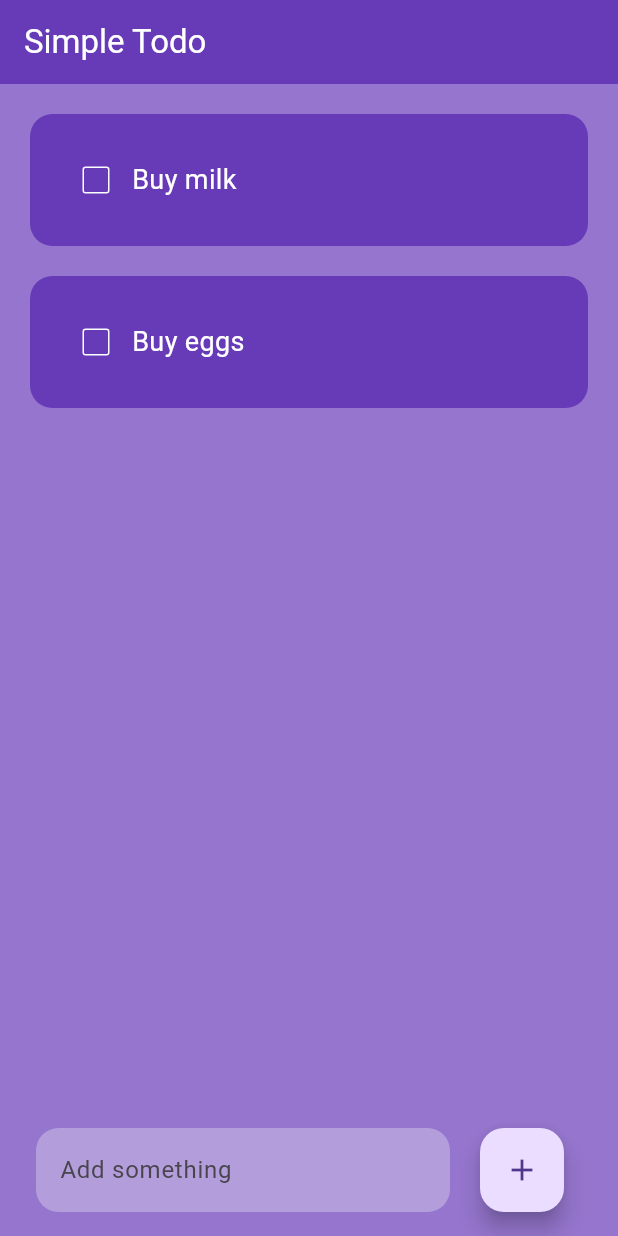
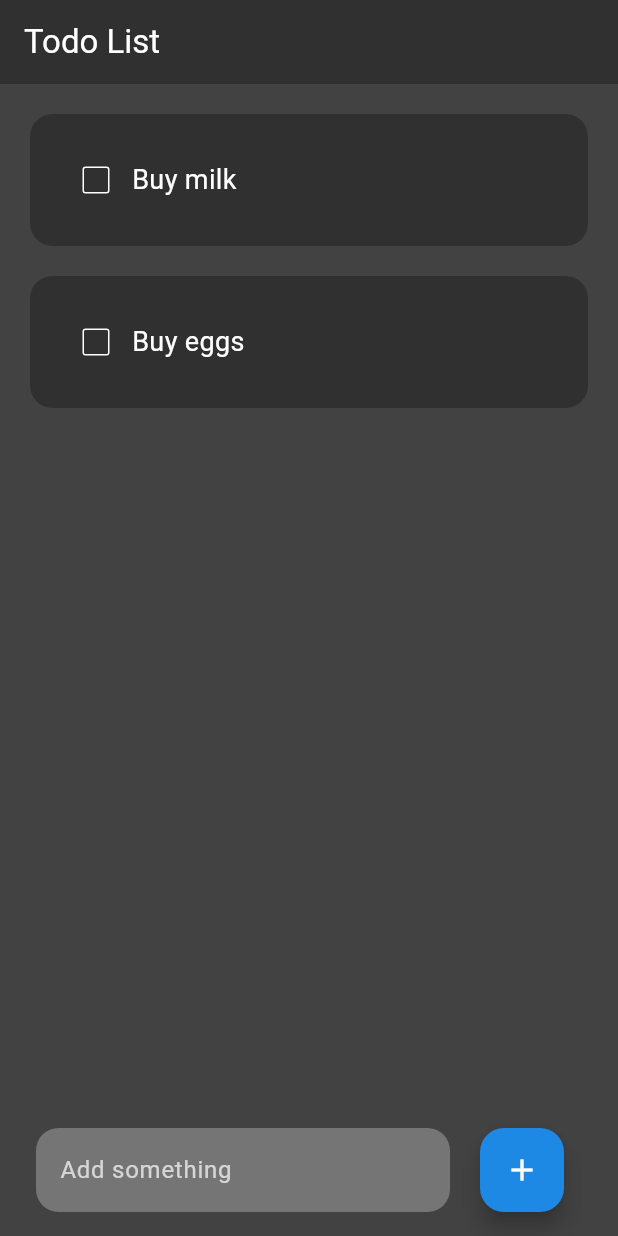
Before and after one commit to lukaswde/flutter-todo, a Flutter app: the screen it shows after launch, on a phone screen of 412 x 824 dp. Run offline on Flutter 3.47's test engine with Material 3 defaults, Android fonts, the light colour scheme and no system bars; drawn by our look-alikes of flutter_slidable.

Commit message:
Changed colors

```diff
--- a/lib/pages/home_page.dart
+++ b/lib/pages/home_page.dart
@@ -2,7 +2,7 @@ import 'package:flutter/material.dart';
 import 'package:flutter_application_1/utils/todo_list.dart';
 
 class HomePage extends StatefulWidget {
-  HomePage({super.key});
+  const HomePage({super.key});
 
   @override
   State<HomePage> createState() => _HomePageState();
@@ -37,12 +37,12 @@ class _HomePageState extends State<HomePage> {
   @override
   Widget build(BuildContext context) {
     return Scaffold(
-      backgroundColor: Colors.deepPurple.shade300,
+      backgroundColor: Colors.grey[800],
       appBar: AppBar(
         title: const Text(
-          'Simple Todo',
+          'Todo List',
         ),
-        backgroundColor: Colors.deepPurple,
+        backgroundColor: Colors.grey[850],
         foregroundColor: Colors.white,
       ),
       body: ListView.builder(
@@ -64,10 +64,16 @@ class _HomePageState extends State<HomePage> {
                 padding: const EdgeInsets.symmetric(horizontal: 20.0),
                 child: TextField(
                   controller: _controller,
+                  cursorColor: Colors.white70,
+                  style: const TextStyle(
+                    color: Colors.white,
+                  ),
                   decoration: InputDecoration(
                     hintText: 'Add something',
+                    hintStyle: const TextStyle(color: Colors.white70),
+                    focusColor: Colors.white,
                     filled: true,
-                    fillColor: Colors.deepPurple.shade200,
+                    fillColor: Colors.grey[600],
                     enabledBorder: OutlineInputBorder(
                       borderSide: const BorderSide(color: Colors.transparent),
                       borderRadius: BorderRadius.circular(15.0),
@@ -82,6 +88,8 @@ class _HomePageState extends State<HomePage> {
             ),
             FloatingActionButton(
               onPressed: safeNewTask,
+              backgroundColor: Colors.blue[600],
+              foregroundColor: Colors.white,
               child: const Icon(Icons.add),
             ),
           ],
--- a/lib/utils/todo_list.dart
+++ b/lib/utils/todo_list.dart
@@ -39,7 +39,7 @@ class TodoList extends StatelessWidget {
         child: Container(
           padding: const EdgeInsets.all(20),
           decoration: BoxDecoration(
-            color: Colors.deepPurple,
+            color: Colors.grey[850],
             borderRadius: BorderRadius.circular(15),
           ),
           child: Row(
```
